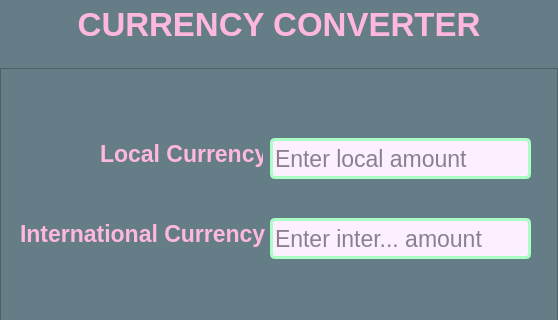
Above: Currency_Converter/mainwindow.ui from Nicholauswarobi/Qt before the change; both pictures show x 0 to 558 and y 0 to 320 of the 558 by 461 pixel window. Below: the same form after it.
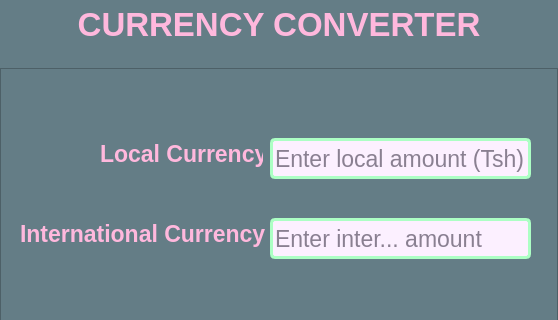
That is the form after the change.

Commit message: Currency Converter

Patch:
```diff
--- a/Currency_Converter/mainwindow.ui
+++ b/Currency_Converter/mainwindow.ui
@@ -140,7 +140,7 @@
 }</string>
        </property>
        <property name="placeholderText">
-        <string>Enter local amount</string>
+        <string>Enter local amount (Tsh)</string>
        </property>
       </widget>
       <widget class="QLineEdit" name="International_lineEdit">
```
